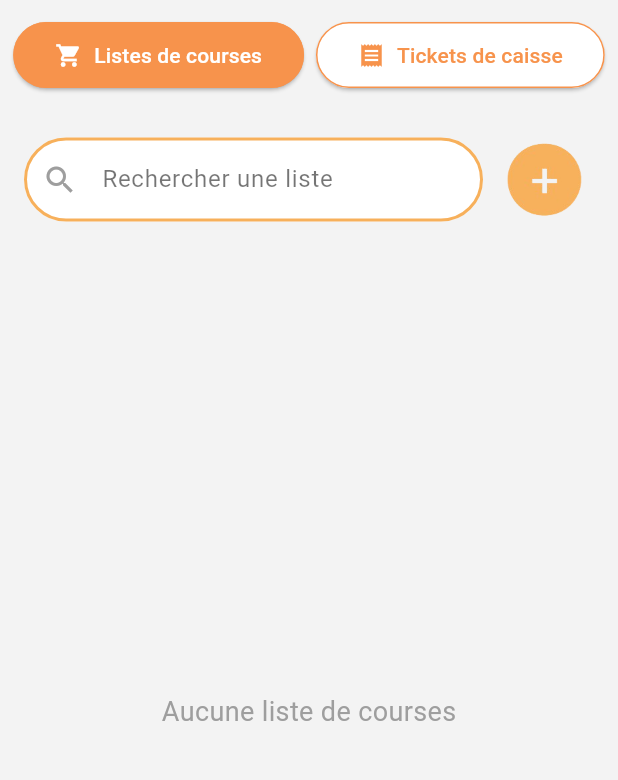
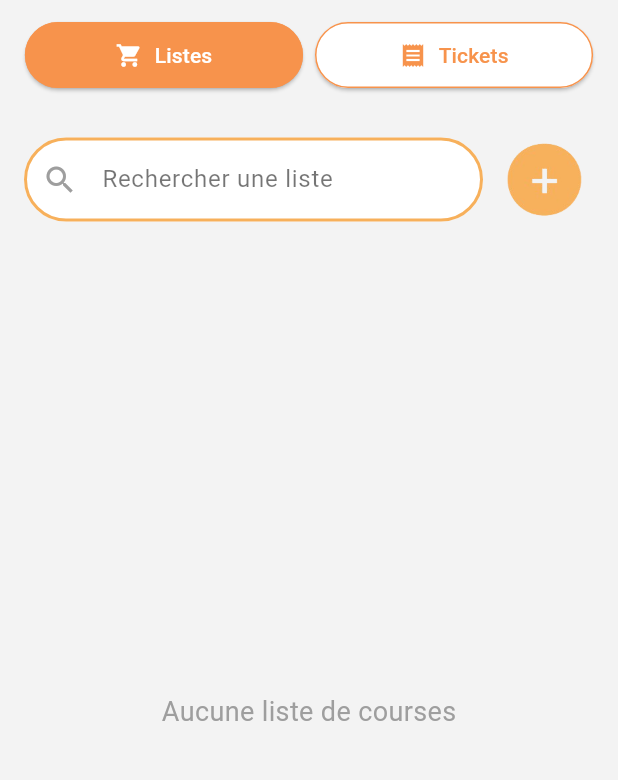
Before and after one commit to mikaellecam/list-n-Go, a Flutter app: the screen it shows after launch, on a phone screen of 412 x 824 dp, the part 80-860 px from its top. Run offline on Flutter 3.47's test engine with Material 3 defaults, Android fonts, the phone set to English and light mode, and no system bars; our stand-ins replace freezed_annotation, get_it, go_router, sqflite; accounts and stored records are empty.

Commit message:
fixed render overflow

```diff
--- a/lib/views/screens/home_screen.dart
+++ b/lib/views/screens/home_screen.dart
@@ -43,9 +43,9 @@ class _HomeScreenState extends State<HomeScreen> {
           Row(
             mainAxisAlignment: MainAxisAlignment.center,
             children: [
-              _buildTabButton(0, Icons.shopping_cart, "Listes de courses"),
+              _buildTabButton(context, 0, Icons.shopping_cart, "Listes"),
               const SizedBox(width: 8),
-              _buildTabButton(1, Icons.receipt, "Tickets de caisse"),
+              _buildTabButton(context, 1, Icons.receipt, "Tickets"),
             ],
           ),
 
@@ -109,19 +109,27 @@ class _HomeScreenState extends State<HomeScreen> {
     }
   }
 
-  Widget _buildTabButton(int index, IconData icon, String label) {
+  Widget _buildTabButton(
+    BuildContext context,
+    int index,
+    IconData icon,
+    String label,
+  ) {
     bool isSelected = _selectedTab == index;
 
-    return ElevatedButton.icon(
-      onPressed: () {
-        setState(() {
+    return SizedBox(
+      width: MediaQuery.of(context).size.width * 0.45,
+      child: ElevatedButton.icon(
+        onPressed:
+            () => setState(() {
               _selectedTab = index;
-        });
-      },
+            }),
         icon: Icon(
           icon,
           color:
-            isSelected ? Colors.white : const Color.fromRGBO(247, 147, 76, 1.0),
+              isSelected
+                  ? Colors.white
+                  : const Color.fromRGBO(247, 147, 76, 1.0),
         ),
         label: Text(
           label,
@@ -134,12 +142,15 @@ class _HomeScreenState extends State<HomeScreen> {
         ),
         style: ElevatedButton.styleFrom(
           backgroundColor:
-            isSelected ? const Color.fromRGBO(247, 147, 76, 1.0) : Colors.white,
+              isSelected
+                  ? const Color.fromRGBO(247, 147, 76, 1.0)
+                  : Colors.white,
           shape: RoundedRectangleBorder(
             borderRadius: BorderRadius.circular(30),
             side: const BorderSide(color: Color.fromRGBO(247, 147, 76, 1.0)),
           ),
           padding: const EdgeInsets.symmetric(horizontal: 28, vertical: 12),
+        ),
       ),
     );
   }
```
Lines whose indentation alone changed are shown as unchanged.
